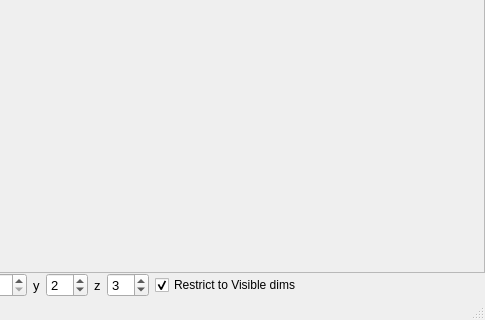
This is MLDemos/mldemos.ui in b4silio/MLDemos as Qt 5 draws it before an edit; both pictures show x 151 to 636 and y 155 to 475 of the 636 by 475 pixel window. The edited form follows.
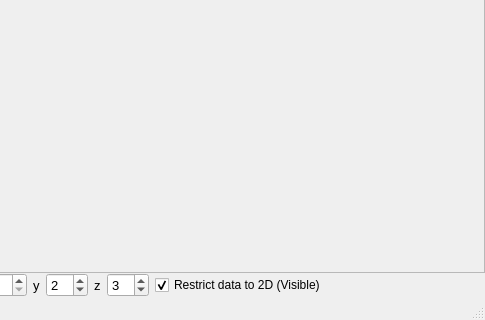
This is the edited form.

The edit to the form file:
```diff
--- a/MLDemos/mldemos.ui
+++ b/MLDemos/mldemos.ui
@@ -228,7 +228,7 @@
           <string>&lt;html&gt;&lt;head/&gt;&lt;body&gt;&lt;p&gt;Restrict multi-dimensional data to visible dimensions for Classification, Clustering and Regression processing. Uncheck if you want to use more than two dimensions of the data.&lt;/p&gt;&lt;p&gt;&lt;br/&gt;&lt;/p&gt;&lt;p&gt;NOTE: Classification boundaries, Cluster regions, Regression lines are not visible when unchecked unless the data is strictly two-dimensional&lt;/p&gt;&lt;/body&gt;&lt;/html&gt;</string>
          </property>
          <property name="text">
-          <string>Restrict to Visible dims</string>
+          <string>Restrict data to 2D (Visible)</string>
          </property>
          <property name="checked">
           <bool>true</bool>
```
Left out of the diff: 3 changed lines with no effect on the pictures.
